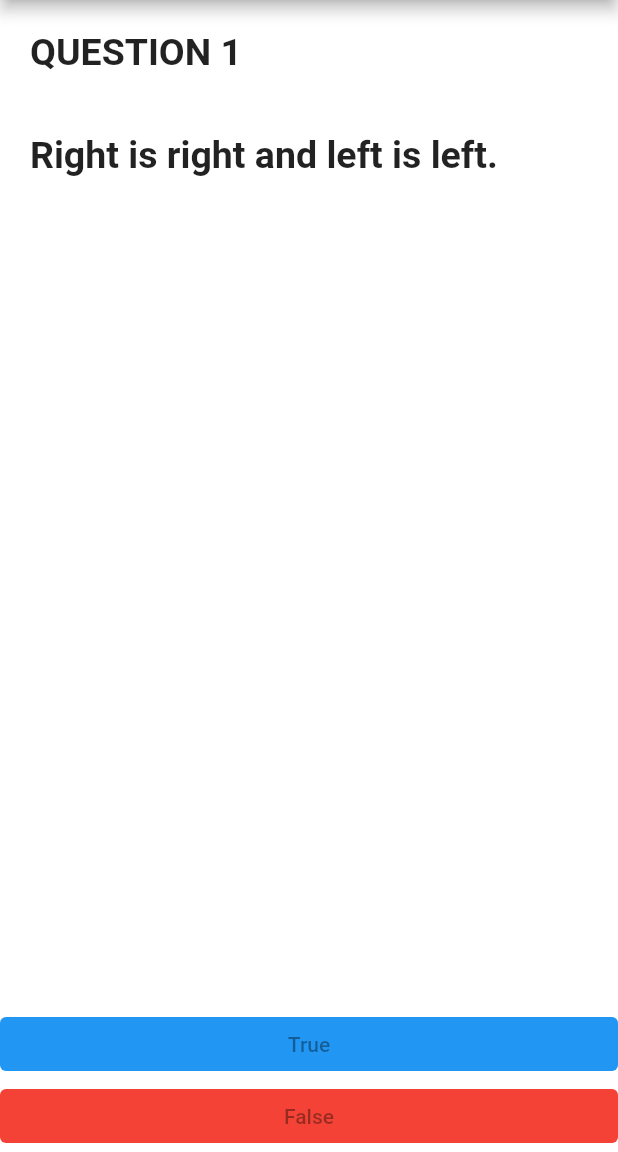
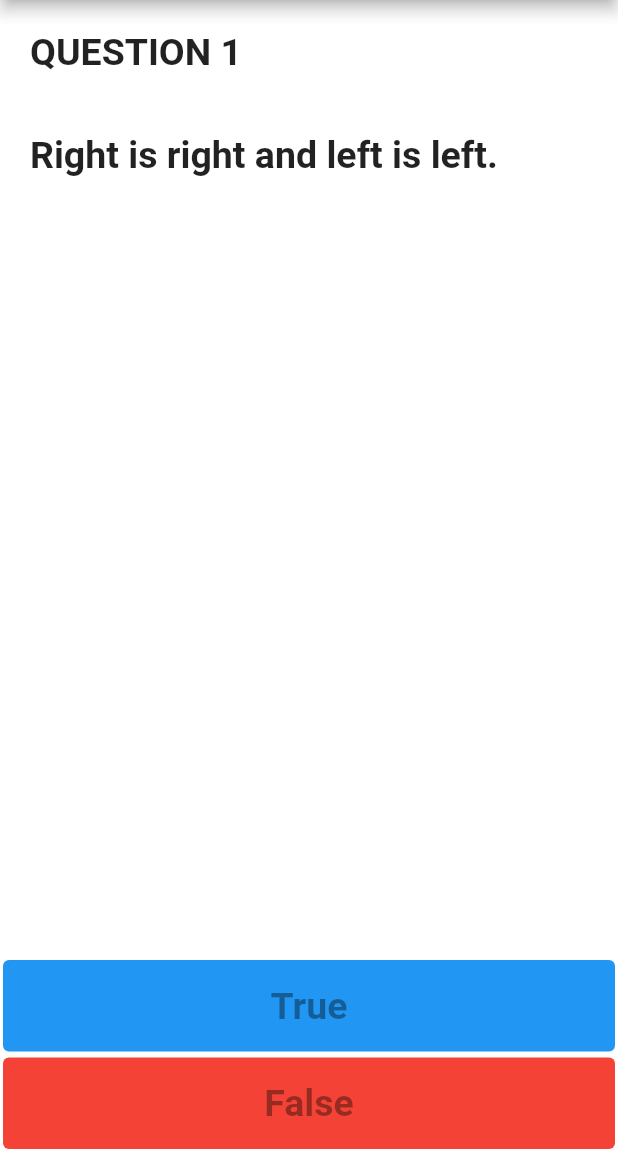
Before and after one commit to DBerry07/Flutter_QuizGame, a Flutter app: the screen it shows after launch, on a phone screen of 412 x 824 dp, the part 84-1236 px from its top. Run offline on Flutter 3.47's test engine with Material 3 defaults, Android fonts, the phone set to English and light mode, and no system bars.

Commit message:
Add padding

```diff
--- a/lib/homepage.dart
+++ b/lib/homepage.dart
@@ -23,8 +23,8 @@ class _HomepageState extends State<Homepage> {
       body: Column(
         crossAxisAlignment: CrossAxisAlignment.stretch,
         children: [
-          MyCard(child: Text('QUESTION ${quizService.getQuestionNumber() + 1}', style: kQuestionTextStyle,), isExpanded: false,),
-          MyCard(child: Text(quizService.getQuestionText(), style: kQuestionTextStyle,), isExpanded: true,),
+          MyCard(isExpanded: false, child: Text('QUESTION ${quizService.getQuestionNumber() + 1}', style: kQuestionTextStyle,),),
+          MyCard(isExpanded: true, child: Text(quizService.getQuestionText(), style: kQuestionTextStyle,),),
           quizService.getChoice1() != null
               ? MyButton(text: quizService.getChoice1()!, colour: Colors.blue,)
               : Container(),
@@ -52,12 +52,18 @@ class MyButton extends StatelessWidget {
 
   @override
   Widget build(BuildContext context) {
-    return TextButton(
-      style: ButtonStyle(
-        backgroundColor: MaterialStateProperty.all(colour),
+    return Padding(
+      padding: const EdgeInsets.all(2.0),
+      child: TextButton(
+        style: ButtonStyle(
+          backgroundColor: MaterialStateProperty.all(colour),
+        ),
+        onPressed: onPress != null ? onPress!() : null,
+        child: Padding(
+          padding: const EdgeInsets.all(8.0),
+          child: Text(text, style: kQuestionTextStyle,),
+        ),
       ),
-      onPressed: onPress != null ? onPress!() : null,
-      child: Text(text),
     );
   }
 }
```
